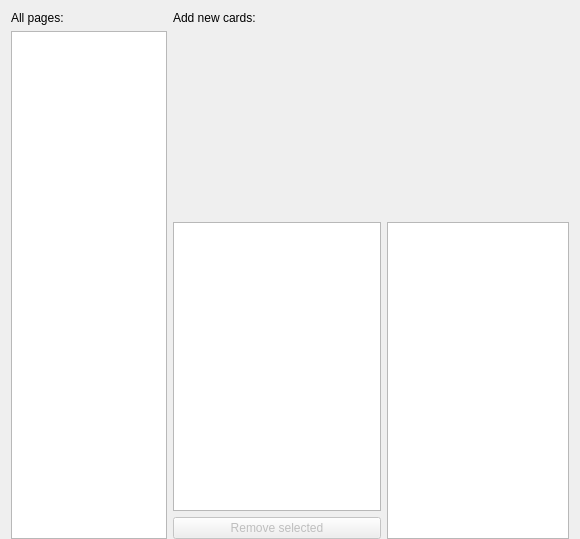
Before: the Qt Designer form mtg_proxy_printer/resources/ui/central_widget/grouped.ui in luziferius/MTGProxyPrinter, drawn with Qt 5.
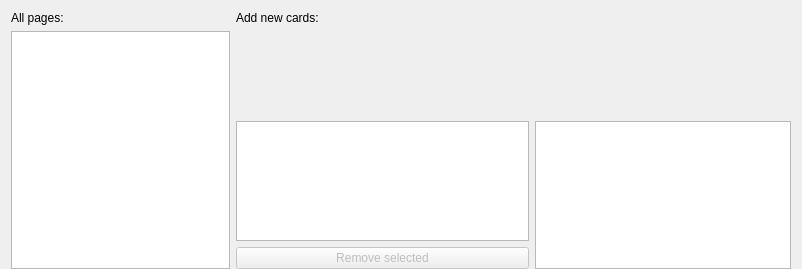
After: the same form once the commit is applied. Icons and pictures are not drawn. Custom widgets are drawn as their Qt base class.

Commit message:
UI: Enable Drag&Drop in the page overview QListViews
FossilOrigin-Name: 335e6922731982df7bdf40db34603a01700489f1ba3d86a919824a978e3a5717

Patch:
```diff
--- a/mtg_proxy_printer/resources/ui/central_widget/grouped.ui
+++ b/mtg_proxy_printer/resources/ui/central_widget/grouped.ui
@@ -2,14 +2,6 @@
 <ui version="4.0">
  <class>GroupedCentralWidget</class>
  <widget class="QWidget" name="GroupedCentralWidget">
-  <property name="geometry">
-   <rect>
-    <x>0</x>
-    <y>0</y>
-    <width>580</width>
-    <height>539</height>
-   </rect>
-  </property>
   <layout class="QGridLayout" name="gridLayout">
    <property name="bottomMargin">
     <number>0</number>
```
Left out of the diff: 6 changed lines with no effect on the pictures. The commit also changes 2 other files.
